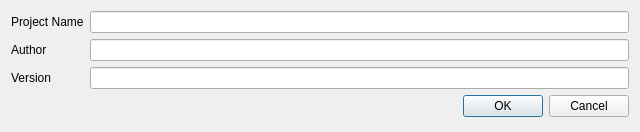
Qt form src/som_gui/qt_designs/ProjectSettings.ui (c-mellueh/SOM-Toolkit) before a commit.
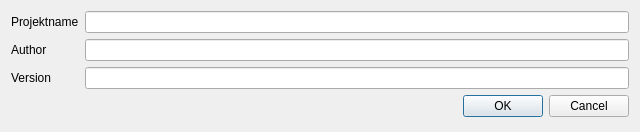
The same form after that commit.

```diff
--- a/src/som_gui/qt_designs/ProjectSettings.ui
+++ b/src/som_gui/qt_designs/ProjectSettings.ui
@@ -23,7 +23,7 @@
    <item row="0" column="0">
     <widget class="QLabel" name="label">
      <property name="text">
-      <string>Project Name</string>
+      <string>Projektname</string>
      </property>
     </widget>
    </item>
```
